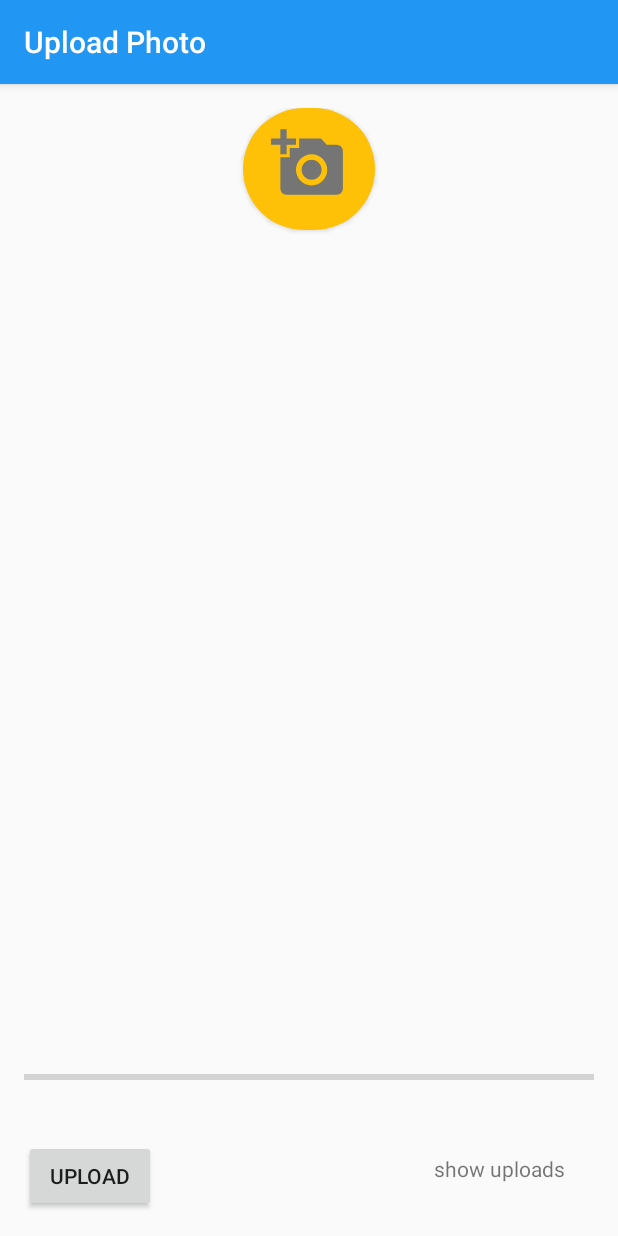
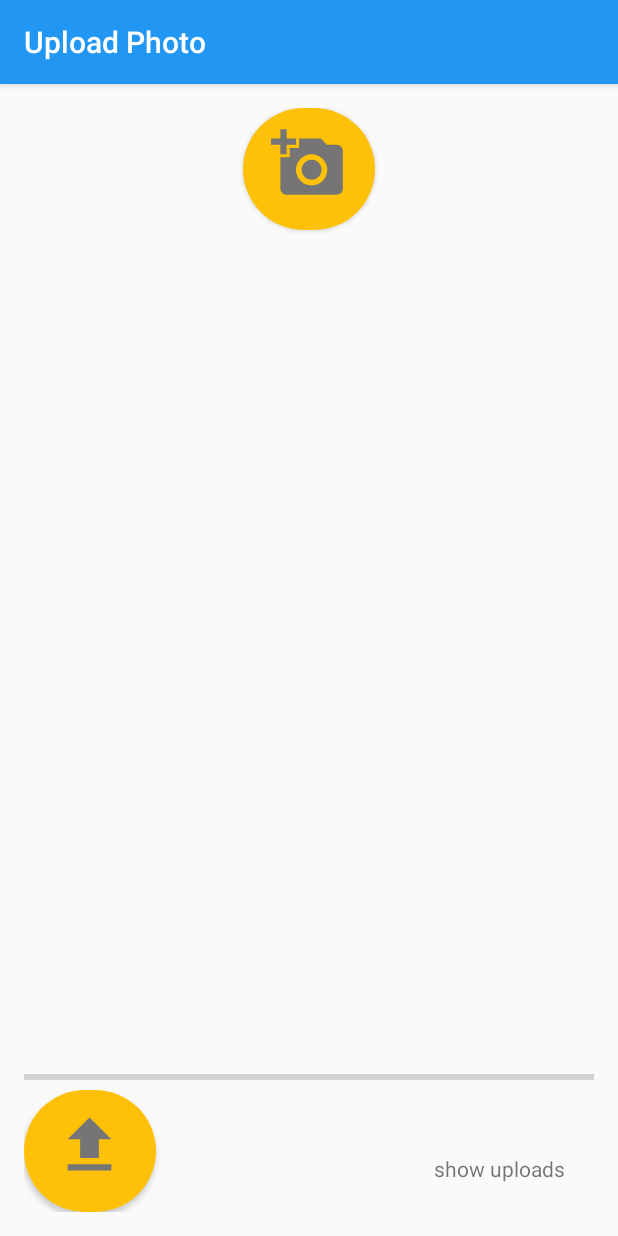
Before and after one commit to coramonokandilos/App, an Android app: the PictureUploadActivity screen opened directly, with no data from a screen before it, on a phone screen of 412 x 824 dp. Run offline under Robolectric (Android 15) with nearby library versions, the light colour scheme and no system bars; our stand-ins replace Firebase (no records; nobody signed in at launch, a user with empty details on screens opened directly), Picasso.

Commit message:
styled upload button

```diff
--- /dev/null
+++ b/app/src/main/res/drawable/ic_file_upload_black_24dp.xml
@@ -0,0 +1,4 @@
+<vector android:height="50dp" android:viewportHeight="24.0"
+    android:viewportWidth="24.0" android:width="50dp" xmlns:android="http://schemas.android.com/apk/res/android">
+    <path android:fillColor="#757575" android:pathData="M9,16h6v-6h4l-7,-7 -7,7h4zM5,18h14v2L5,20z"/>
+</vector>
--- /dev/null
+++ b/app/src/main/res/drawable/ic_photo_library_black_24dp.xml
@@ -0,0 +1,4 @@
+<vector android:height="50dp" android:viewportHeight="24.0"
+    android:viewportWidth="24.0" android:width="50dp" xmlns:android="http://schemas.android.com/apk/res/android">
+    <path android:fillColor="#FF000000" android:pathData="M22,16L22,4c0,-1.1 -0.9,-2 -2,-2L8,2c-1.1,0 -2,0.9 -2,2v12c0,1.1 0.9,2 2,2h12c1.1,0 2,-0.9 2,-2zM11,12l2.03,2.71L16,11l4,5L8,16l3,-4zM2,6v14c0,1.1 0.9,2 2,2h14v-2L4,20L4,6L2,6z"/>
+</vector>
--- a/app/src/main/res/layout/activity_picture.xml
+++ b/app/src/main/res/layout/activity_picture.xml
@@ -47,7 +47,9 @@
         android:layout_width="wrap_content"
         android:layout_height="wrap_content"
         android:layout_alignParentBottom="true"
-        android:text="Upload"
+        android:paddingTop="12dp"
+        android:background="@drawable/round_button"
+        android:drawableTop="@drawable/ic_file_upload_black_24dp"
         app:layout_constraintBottom_toBottomOf="parent"
         app:layout_constraintEnd_toEndOf="parent"
         app:layout_constraintStart_toStartOf="parent" />
```
